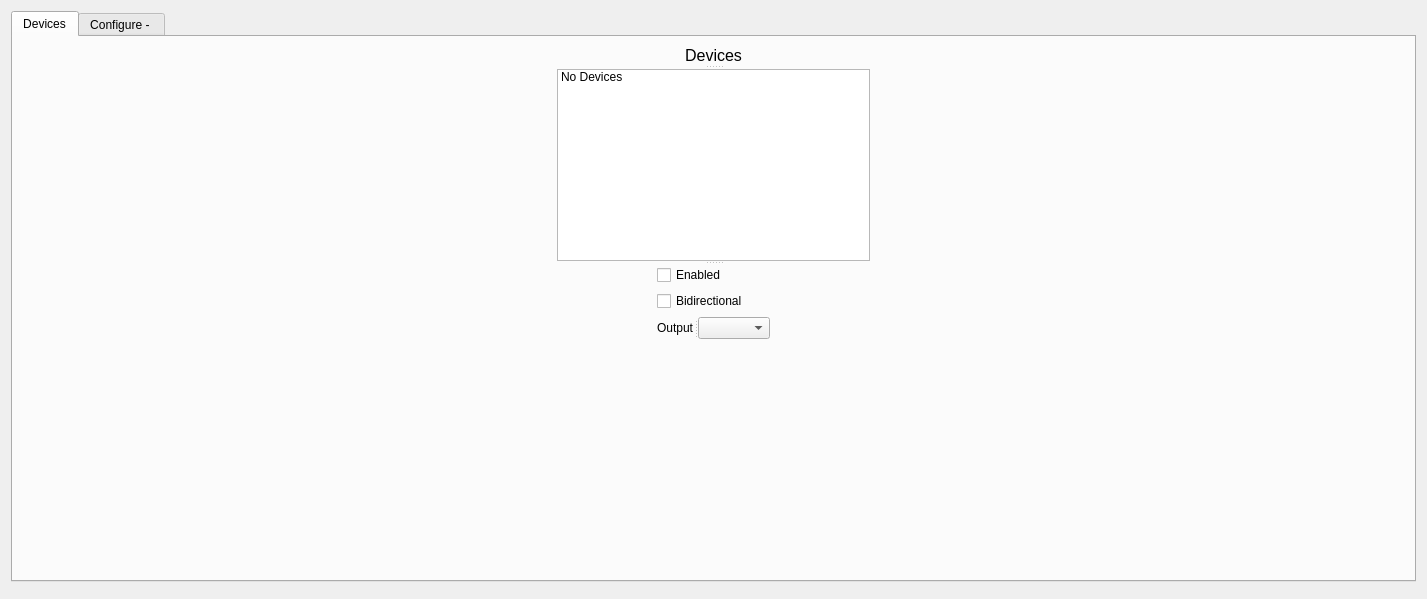
Alzy/obs-midi, file src/forms/settings-dialog.ui: the form before one commit.
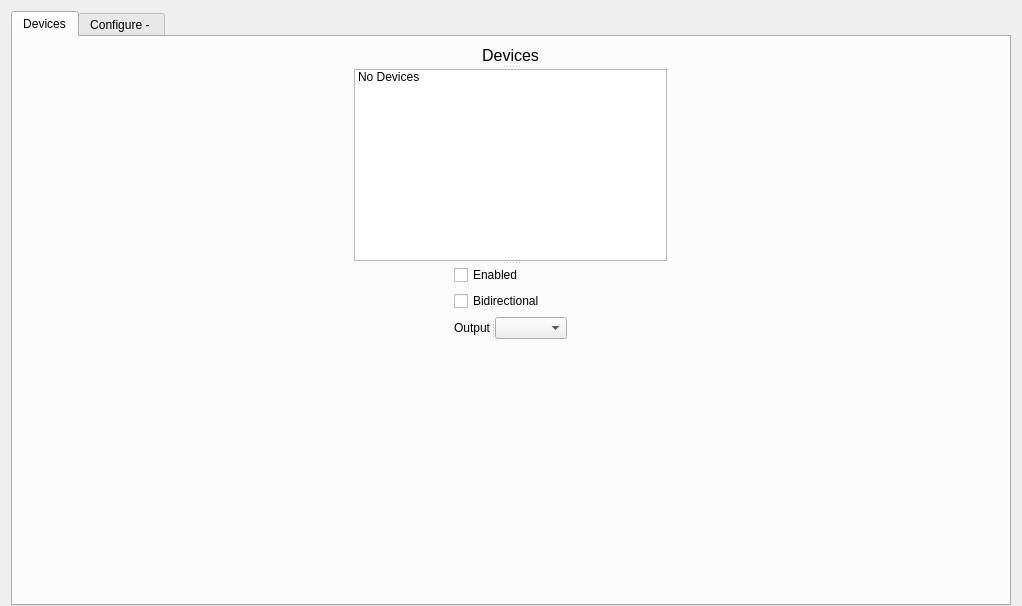
The form after the commit.

Commit message: Change Max Width

```diff
--- a/src/forms/settings-dialog.ui
+++ b/src/forms/settings-dialog.ui
@@ -9,16 +9,22 @@
    <rect>
     <x>0</x>
     <y>0</y>
-    <width>1427</width>
-    <height>599</height>
+    <width>1022</width>
+    <height>606</height>
    </rect>
   </property>
   <property name="sizePolicy">
-   <sizepolicy hsizetype="Fixed" vsizetype="Fixed">
+   <sizepolicy hsizetype="Fixed" vsizetype="MinimumExpanding">
     <horstretch>0</horstretch>
     <verstretch>0</verstretch>
    </sizepolicy>
   </property>
+  <property name="maximumSize">
+   <size>
+    <width>1022</width>
+    <height>16777215</height>
+   </size>
+  </property>
   <property name="windowTitle">
    <string>OBS MIDI Settings</string>
   </property>
@@ -26,7 +32,16 @@
    <bool>true</bool>
   </property>
   <layout class="QGridLayout" name="gridLayout">
-   <item row="0" column="1" alignment="Qt::AlignTop">
+   <property name="sizeConstraint">
+    <enum>QLayout::SetNoConstraint</enum>
+   </property>
+   <property name="bottomMargin">
+    <number>0</number>
+   </property>
+   <property name="horizontalSpacing">
+    <number>3</number>
+   </property>
+   <item row="0" column="0">
     <widget class="QTabWidget" name="tabWidget">
      <property name="enabled">
       <bool>true</bool>
@@ -37,6 +52,12 @@
        <verstretch>0</verstretch>
       </sizepolicy>
      </property>
+     <property name="maximumSize">
+      <size>
+       <width>1000</width>
+       <height>16777215</height>
+      </size>
+     </property>
      <property name="currentIndex">
       <number>0</number>
      </property>
@@ -54,7 +75,7 @@
        <item row="0" column="0" alignment="Qt::AlignTop">
         <widget class="QSplitter" name="splitter_3">
          <property name="sizePolicy">
-          <sizepolicy hsizetype="Preferred" vsizetype="Fixed">
+          <sizepolicy hsizetype="MinimumExpanding" vsizetype="Fixed">
            <horstretch>0</horstretch>
            <verstretch>0</verstretch>
           </sizepolicy>
@@ -64,7 +85,7 @@
          </property>
          <widget class="QLabel" name="lbl_midi_dev">
           <property name="sizePolicy">
-           <sizepolicy hsizetype="Preferred" vsizetype="Fixed">
+           <sizepolicy hsizetype="MinimumExpanding" vsizetype="Fixed">
             <horstretch>0</horstretch>
             <verstretch>0</verstretch>
            </sizepolicy>
@@ -84,11 +105,17 @@
          </widget>
          <widget class="QListWidget" name="list_midi_dev">
           <property name="sizePolicy">
-           <sizepolicy hsizetype="Expanding" vsizetype="Fixed">
+           <sizepolicy hsizetype="MinimumExpanding" vsizetype="Fixed">
             <horstretch>0</horstretch>
             <verstretch>0</verstretch>
            </sizepolicy>
           </property>
+          <property name="maximumSize">
+           <size>
+            <width>500</width>
+            <height>16777215</height>
+           </size>
+          </property>
           <item>
            <property name="text">
             <string>No Devices</string>
@@ -97,7 +124,7 @@
          </widget>
          <widget class="QWidget" name="verticalLayoutWidget">
           <property name="sizePolicy">
-           <sizepolicy hsizetype="Preferred" vsizetype="Fixed">
+           <sizepolicy hsizetype="MinimumExpanding" vsizetype="Fixed">
             <horstretch>0</horstretch>
             <verstretch>0</verstretch>
            </sizepolicy>
@@ -115,7 +142,7 @@
            <item>
             <widget class="QCheckBox" name="check_enabled">
              <property name="sizePolicy">
-              <sizepolicy hsizetype="Minimum" vsizetype="Fixed">
+              <sizepolicy hsizetype="MinimumExpanding" vsizetype="Fixed">
                <horstretch>0</horstretch>
                <verstretch>0</verstretch>
               </sizepolicy>
@@ -134,7 +161,7 @@
            <item>
             <widget class="QCheckBox" name="bidirectional">
              <property name="sizePolicy">
-              <sizepolicy hsizetype="Minimum" vsizetype="Fixed">
+              <sizepolicy hsizetype="MinimumExpanding" vsizetype="Fixed">
                <horstretch>0</horstretch>
                <verstretch>0</verstretch>
               </sizepolicy>
@@ -153,7 +180,7 @@
            <item>
             <widget class="QSplitter" name="splitter_4">
              <property name="sizePolicy">
-              <sizepolicy hsizetype="Expanding" vsizetype="Fixed">
+              <sizepolicy hsizetype="MinimumExpanding" vsizetype="Fixed">
                <horstretch>0</horstretch>
                <verstretch>0</verstretch>
               </sizepolicy>
@@ -163,7 +190,7 @@
              </property>
              <widget class="QLabel" name="label">
               <property name="sizePolicy">
-               <sizepolicy hsizetype="Fixed" vsizetype="Fixed">
+               <sizepolicy hsizetype="MinimumExpanding" vsizetype="Fixed">
                 <horstretch>0</horstretch>
                 <verstretch>0</verstretch>
                </sizepolicy>
@@ -180,7 +207,7 @@
              </widget>
              <widget class="QComboBox" name="outbox">
               <property name="sizePolicy">
-               <sizepolicy hsizetype="Fixed" vsizetype="Fixed">
+               <sizepolicy hsizetype="MinimumExpanding" vsizetype="Fixed">
                 <horstretch>0</horstretch>
                 <verstretch>0</verstretch>
                </sizepolicy>
```
